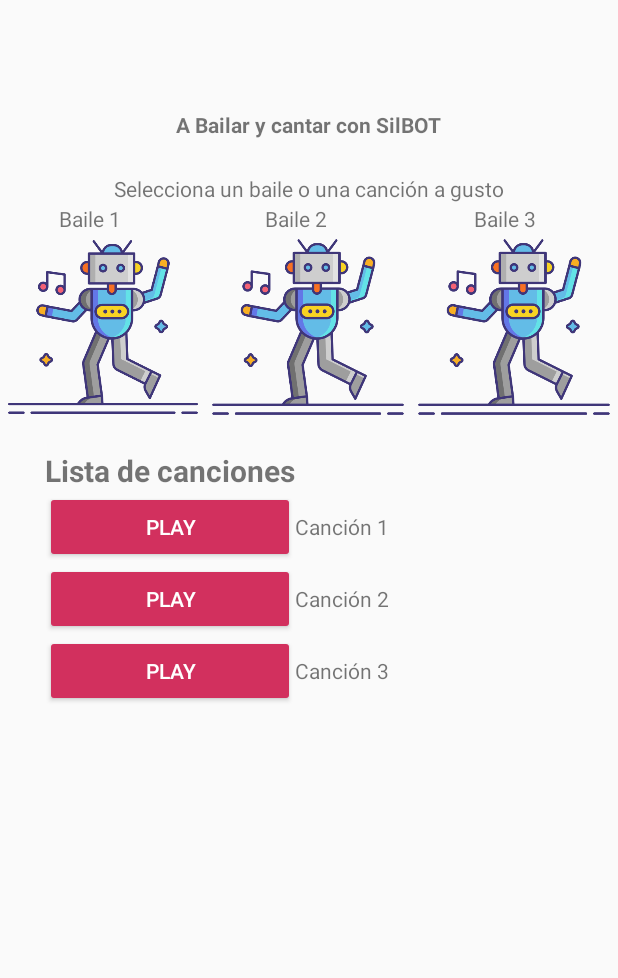
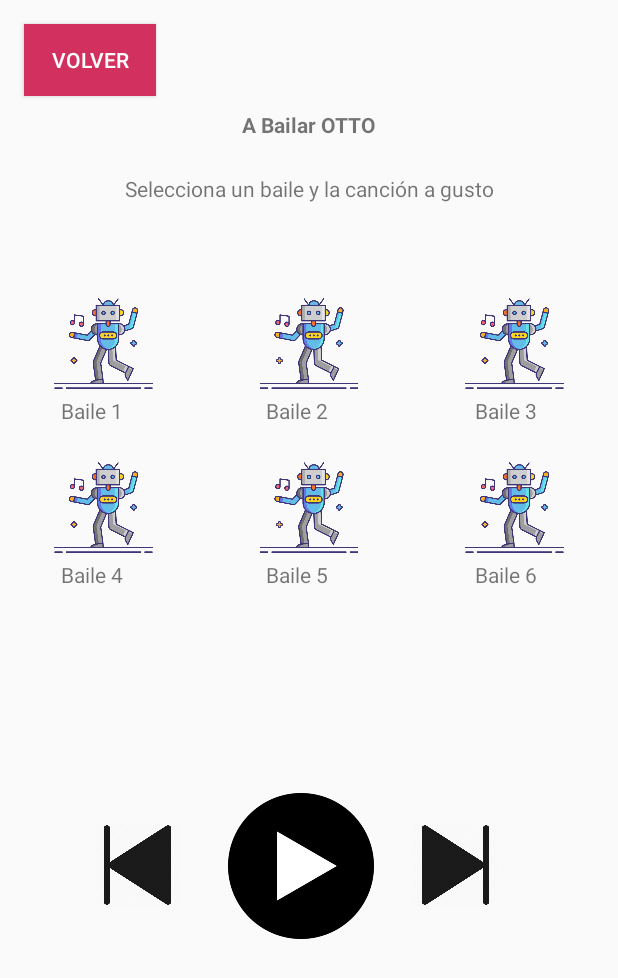
Before and after one commit to Shopos/projectoRoboc, an Android app: the PistaBailable screen opened directly, with no data from a screen before it, on a phone screen of 412 x 824 dp. Shown: the top 978 px of the screen. Run offline under Robolectric (Android 15) with nearby library versions, the light colour scheme and no system bars.

Commit message:
cambios vista canciones v1
rediseño para tener mas canciones, cambios varios interfaz

```diff
--- a/roboOtto/app/src/main/java/com/examples/robootto/PistaBailable.kt
+++ b/roboOtto/app/src/main/java/com/examples/robootto/PistaBailable.kt
@@ -6,15 +6,12 @@ import androidx.appcompat.app.AppCompatActivity
 import androidx.core.view.ViewCompat
 import android.content.Intent
 import android.widget.Button
+import android.widget.ImageButton
 import androidx.core.view.WindowInsetsCompat
 import android.media.MediaPlayer
-import android.widget.FrameLayout
-import android.widget.ImageView
 
 
 class PistaBailable : AppCompatActivity() {
-
-    private var selectedFrame: FrameLayout? = null
     override fun onCreate(savedInstanceState: Bundle?) {
         super.onCreate(savedInstanceState)
         enableEdgeToEdge()
@@ -25,38 +22,30 @@ class PistaBailable : AppCompatActivity() {
             insets
         }
 
-        //val startButton = findViewById<Button>(R.id.startButton)
-        //val stopButton = findViewById<Button>(R.id.stopButton)
+        val startButton = findViewById<ImageButton>(R.id.startButton)
+        val stopButton = findViewById<Button>(R.id.stopButton)
 
         val mediaPlayer = MediaPlayer.create(this, R.raw.music_file)
 
-        //val backButton = findViewById<Button>(R.id.volverButton)
+        val backButton = findViewById<Button>(R.id.volverButton)
 
-        val baile1 = findViewById<FrameLayout>(R.id.baile1)
-        val baile2 = findViewById<FrameLayout>(R.id.baile2)
-        val baile3 = findViewById<FrameLayout>(R.id.baile3)
+        backButton.setOnClickListener{
+            mediaPlayer.pause()
+            mediaPlayer.seekTo(0)
+            val intent = Intent(this, MenuSelector::class.java)
+            startActivity(intent)
+        }
+        startButton.setOnClickListener {
+            mediaPlayer.start()
+            startButton.visibility = ImageButton.GONE
+            stopButton.visibility = Button.VISIBLE
+        }
 
-
-
-        baile1.setOnClickListener{onImageClick(baile1)}
-        baile2.setOnClickListener{onImageClick(baile2)}
-        baile3.setOnClickListener{onImageClick(baile3)}
-
-
-
-
-    }
-
-    private fun onImageClick(frameLayout: FrameLayout) {
-        if (frameLayout.id == selectedFrame?.id) {
-            frameLayout.setBackgroundResource(android.R.color.transparent)
-            selectedFrame = null
-        }
-        else {
-            selectedFrame?.setBackgroundResource(android.R.color.transparent)
-            frameLayout.setBackgroundResource(R.drawable.border)
-            selectedFrame = frameLayout
+        stopButton.setOnClickListener {
+            mediaPlayer.pause()
+            mediaPlayer.seekTo(0)
+            startButton.visibility = ImageButton.VISIBLE
+            stopButton.visibility = Button.GONE
         }
     }
-
 }
--- a/roboOtto/app/src/main/res/layout/activity_pista_bailable.xml
+++ b/roboOtto/app/src/main/res/layout/activity_pista_bailable.xml
@@ -7,12 +7,52 @@
     android:layout_height="match_parent"
     tools:context=".PistaBailable">
 
+    <ImageButton
+        android:id="@+id/startButton"
+        android:layout_width="97dp"
+        android:layout_height="97dp"
+        android:layout_marginStart="152dp"
+        android:layout_marginTop="136dp"
+        android:background="@drawable/ic_play"
+        app:layout_constraintStart_toStartOf="@+id/stopButton"
+        app:layout_constraintTop_toBottomOf="@+id/textView14" />
+
+    <ImageView
+        android:layout_width="55dp"
+        android:layout_height="57dp"
+        android:layout_marginStart="276dp"
+        android:layout_marginTop="548dp"
+        app:layout_constraintStart_toStartOf="parent"
+        app:layout_constraintTop_toTopOf="parent"
+        app:srcCompat="@drawable/ic_next" />
+
+    <ImageView
+        android:layout_width="55dp"
+        android:layout_height="57dp"
+        android:layout_marginStart="64dp"
+        android:layout_marginTop="548dp"
+        app:layout_constraintStart_toStartOf="parent"
+        app:layout_constraintTop_toTopOf="parent"
+        app:srcCompat="@drawable/ic_previous" />
+
+    <Button
+        android:id="@+id/volverButton"
+        android:layout_width="wrap_content"
+        android:layout_height="wrap_content"
+        android:layout_marginStart="16dp"
+        android:layout_marginTop="16dp"
+        android:background="@color/pinkIcc"
+        android:text="Volver"
+        android:textColor="@color/white"
+        app:layout_constraintStart_toStartOf="parent"
+        app:layout_constraintTop_toTopOf="parent" />
+
     <TextView
         android:id="@+id/textView4"
         android:layout_width="wrap_content"
         android:layout_height="wrap_content"
         android:layout_marginTop="73dp"
-        android:text="A Bailar y cantar con SilBOT"
+        android:text="A Bailar OTTO"
         android:textStyle="bold"
         app:layout_constraintEnd_toEndOf="parent"
         app:layout_constraintStart_toStartOf="parent"
@@ -23,34 +63,43 @@
         android:layout_width="wrap_content"
         android:layout_height="wrap_content"
         android:layout_marginTop="23dp"
-        android:text="Selecciona un baile o una canción a gusto"
+        android:text="Selecciona un baile y la canción a gusto"
         app:layout_constraintEnd_toEndOf="parent"
         app:layout_constraintStart_toStartOf="parent"
         app:layout_constraintTop_toBottomOf="@+id/textView4" />
 
-    <LinearLayout
-        android:layout_width="match_parent"
-        android:layout_height="164dp"
-        android:orientation="horizontal"
-        app:layout_constraintBottom_toTopOf="@+id/scrollView2"
-        app:layout_constraintEnd_toEndOf="parent"
-        app:layout_constraintHorizontal_bias="0.5"
+    <ImageView
+        android:id="@+id/imageView7"
+        android:layout_width="0dp"
+        android:layout_height="0dp"
+        android:layout_marginStart="1dp"
+        android:layout_marginEnd="1dp"
+        app:layout_constraintBottom_toTopOf="@+id/textView9"
+        app:layout_constraintEnd_toStartOf="@+id/imageView8"
         app:layout_constraintStart_toStartOf="parent"
-        app:layout_constraintTop_toBottomOf="@+id/textView8"
-        app:layout_constraintVertical_bias="1.0">
-
-        <FrameLayout
-            android:id="@+id/baile1"
-            android:layout_width="0dp"
-            android:layout_height="match_parent"
-            android:layout_weight="1">
+        app:layout_constraintTop_toTopOf="@+id/imageView8"
+        app:layout_constraintVertical_bias="1.0"
+        app:srcCompat="@drawable/baile" />
 
     <ImageView
-                android:id="@+id/imageView7"
-                android:layout_width="match_parent"
-                android:layout_height="match_parent"
-                android:layout_marginStart="1dp"
+        android:id="@+id/imageView8"
+        android:layout_width="0dp"
+        android:layout_height="70dp"
         android:layout_marginEnd="1dp"
+        app:layout_constraintBottom_toTopOf="@+id/textView11"
+        app:layout_constraintEnd_toStartOf="@+id/imageView9"
+        app:layout_constraintStart_toEndOf="@+id/imageView7"
+        app:srcCompat="@drawable/baile" />
+
+    <ImageView
+        android:id="@+id/imageView9"
+        android:layout_width="0dp"
+        android:layout_height="0dp"
+        android:layout_marginEnd="1dp"
+        app:layout_constraintBottom_toTopOf="@+id/textView11"
+        app:layout_constraintEnd_toEndOf="parent"
+        app:layout_constraintStart_toEndOf="@+id/imageView8"
+        app:layout_constraintTop_toTopOf="@+id/imageView8"
         app:srcCompat="@drawable/baile" />
 
     <TextView
@@ -58,149 +107,105 @@
         android:layout_width="wrap_content"
         android:layout_height="wrap_content"
         android:layout_marginStart="39dp"
-                android:text="Baile 1" />
-        </FrameLayout>
-
-        <FrameLayout
-            android:id="@+id/baile2"
-            android:layout_width="0dp"
-            android:layout_height="match_parent"
-            android:layout_weight="1">
-
-            <ImageView
-                android:id="@+id/imageView8"
-                android:layout_width="match_parent"
-                android:layout_height="match_parent"
-                android:layout_marginEnd="1dp"
-                app:srcCompat="@drawable/baile" />
+        android:text="Baile 1"
+        app:layout_constraintStart_toStartOf="@+id/imageView7"
+        app:layout_constraintTop_toBottomOf="@+id/imageView8" />
 
     <TextView
         android:id="@+id/textView10"
         android:layout_width="wrap_content"
         android:layout_height="wrap_content"
         android:layout_marginStart="39dp"
-                android:text="Baile 2" />
-        </FrameLayout>
-
-        <FrameLayout
-            android:id="@+id/baile3"
-            android:layout_width="0dp"
-            android:layout_height="match_parent"
-            android:layout_weight="1">
-
-            <ImageView
-                android:id="@+id/imageView9"
-                android:layout_width="match_parent"
-                android:layout_height="match_parent"
-                android:layout_marginEnd="1dp"
-                app:srcCompat="@drawable/baile" />
+        android:text="Baile 2"
+        app:layout_constraintStart_toStartOf="@+id/imageView8"
+        app:layout_constraintTop_toBottomOf="@+id/imageView8" />
 
     <TextView
         android:id="@+id/textView11"
         android:layout_width="wrap_content"
         android:layout_height="wrap_content"
         android:layout_marginStart="41dp"
-                android:layout_marginTop="0dp"
-                android:text="Baile 3" />
-        </FrameLayout>
-    </LinearLayout>
+        android:layout_marginTop="264dp"
+        android:text="Baile 3"
+        app:layout_constraintStart_toStartOf="@+id/imageView9"
+        app:layout_constraintTop_toTopOf="parent" />
 
-    <ScrollView
-        android:id="@+id/scrollView2"
-        android:layout_width="412dp"
-        android:layout_height="1000dp"
-        android:layout_marginTop="300dp"
-        app:layout_constraintBottom_toBottomOf="parent"
+    <!-- Nuevo grupo de imágenes y textos para los tres bailes adicionales -->
+
+    <ImageView
+        android:id="@+id/imageView10"
+        android:layout_width="0dp"
+        android:layout_height="0dp"
+        android:layout_marginStart="1dp"
+        android:layout_marginEnd="1dp"
+        android:layout_marginTop="20dp"
+        app:layout_constraintBottom_toTopOf="@+id/textView12"
+        app:layout_constraintEnd_toStartOf="@+id/imageView11"
+        app:layout_constraintStart_toStartOf="parent"
+        app:layout_constraintTop_toBottomOf="@+id/textView11"
+        app:layout_constraintVertical_bias="1.0"
+        app:srcCompat="@drawable/baile" />
+
+    <ImageView
+        android:id="@+id/imageView11"
+        android:layout_width="0dp"
+        android:layout_height="70dp"
+        android:layout_marginEnd="1dp"
+        android:layout_marginTop="20dp"
+        app:layout_constraintBottom_toTopOf="@+id/textView13"
+        app:layout_constraintEnd_toStartOf="@+id/imageView12"
+        app:layout_constraintStart_toEndOf="@+id/imageView10"
+        app:layout_constraintTop_toBottomOf="@+id/textView11"
+        app:srcCompat="@drawable/baile" />
+
+    <ImageView
+        android:id="@+id/imageView12"
+        android:layout_width="0dp"
+        android:layout_height="0dp"
+        android:layout_marginEnd="1dp"
+        android:layout_marginTop="20dp"
+        app:layout_constraintBottom_toTopOf="@+id/textView14"
         app:layout_constraintEnd_toEndOf="parent"
-        app:layout_constraintHorizontal_bias="1.0"
-        app:layout_constraintStart_toStartOf="parent"
-        app:layout_constraintTop_toTopOf="parent"
-        app:layout_constraintVertical_bias="0.0">
-
-        <TableLayout
-            android:layout_width="match_parent"
-            android:layout_height="match_parent"
-            android:layout_marginLeft="30dp"
-            android:layout_marginRight="30dp">
-
-            <TableRow
-                android:layout_width="match_parent"
-                android:layout_height="match_parent">
+        app:layout_constraintStart_toEndOf="@+id/imageView11"
+        app:layout_constraintTop_toBottomOf="@+id/textView11"
+        app:srcCompat="@drawable/baile" />
 
     <TextView
-                    android:id="@+id/textView16"
+        android:id="@+id/textView12"
         android:layout_width="wrap_content"
         android:layout_height="wrap_content"
-                    android:text="Lista de canciones"
-                    android:textSize="20sp"
-                    android:textStyle="bold" />
-            </TableRow>
-
-            <TableRow
-                android:layout_width="411dp"
-                android:layout_height="wrap_content">
-
-                <Button
-                    android:id="@+id/button"
-                    android:layout_width="wrap_content"
-                    android:layout_height="wrap_content"
-                    android:backgroundTint="@color/pinkIcc"
-                    android:text="Play"
-                    android:textColor="@color/white" />
+        android:layout_marginStart="39dp"
+        android:text="Baile 4"
+        app:layout_constraintStart_toStartOf="@+id/imageView10"
+        app:layout_constraintTop_toBottomOf="@+id/imageView11" />
 
     <TextView
         android:id="@+id/textView13"
         android:layout_width="wrap_content"
         android:layout_height="wrap_content"
-                    android:text="Canción 1" />
-
-            </TableRow>
-
-            <TableRow
-                android:layout_width="match_parent"
-                android:layout_height="match_parent">
-
-                <Button
-                    android:id="@+id/button2"
-                    android:layout_width="wrap_content"
-                    android:layout_height="wrap_content"
-                    android:backgroundTint="@color/pinkIcc"
-                    android:text="Play"
-                    android:textColor="@color/white" />
+        android:layout_marginStart="39dp"
+        android:text="Baile 5"
+        app:layout_constraintStart_toStartOf="@+id/imageView11"
+        app:layout_constraintTop_toBottomOf="@+id/imageView11" />
 
     <TextView
         android:id="@+id/textView14"
         android:layout_width="wrap_content"
         android:layout_height="wrap_content"
-                    android:text="Canción 2" />
-            </TableRow>
-
-            <TableRow
-                android:layout_width="match_parent"
-                android:layout_height="match_parent">
+        android:layout_marginStart="41dp"
+        android:text="Baile 6"
+        app:layout_constraintStart_toStartOf="@+id/imageView12"
+        app:layout_constraintTop_toBottomOf="@+id/imageView11" />
 
     <Button
-                    android:id="@+id/button3"
+        android:id="@+id/stopButton"
         android:layout_width="wrap_content"
         android:layout_height="wrap_content"
-                    android:backgroundTint="@color/pinkIcc"
-                    android:text="Play"
-                    android:textColor="@color/white" />
-
-                <TextView
-                    android:id="@+id/textView15"
-                    android:layout_width="wrap_content"
-                    android:layout_height="wrap_content"
-                    android:text="Canción 3" />
-            </TableRow>
-        </TableLayout>
-    </ScrollView>
-
-    <androidx.constraintlayout.widget.Guideline
-        android:id="@+id/guideline"
-        android:layout_width="wrap_content"
-        android:layout_height="wrap_content"
-        android:orientation="horizontal"
-        app:layout_constraintGuide_begin="20dp" />
+        android:layout_marginStart="168dp"
+        android:layout_marginTop="200dp"
+        android:text="Stop Music"
+        android:visibility="gone"
+        app:layout_constraintStart_toStartOf="parent"
+        app:layout_constraintTop_toBottomOf="@+id/textView14" />
 
 </androidx.constraintlayout.widget.ConstraintLayout>
```
Also changed, not shown: roboOtto/app/src/main/res/drawable/ic_next.png (added), roboOtto/app/src/main/res/drawable/ic_play.png (added), roboOtto/app/src/main/res/drawable/ic_previous.png (added), roboOtto/app/src/main/res/drawable/ic_stop.png (added). Lines whose indentation alone changed are shown as unchanged.
